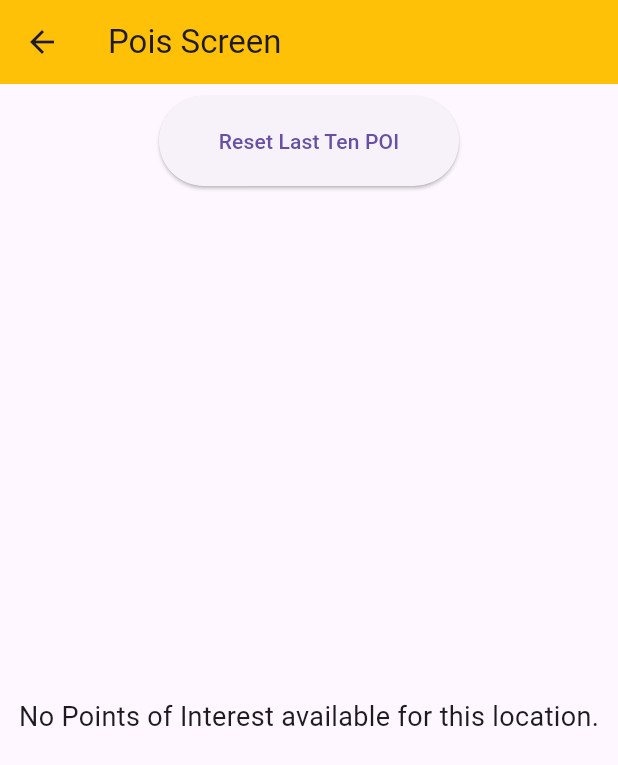
After one commit to PedroAlmeida88/TouristGuideAppFlutter, a Flutter app: the screen it shows after launch, after a tap on "LastTenPOIScreen", on a phone screen of 412 x 824 dp. The commit adds this screen. Shown: the top 765 px of the screen. Run offline on Flutter 3.47's test engine with Material 3 defaults, Android fonts, the phone set to English and light mode, and no system bars; our stand-ins replace cloud_firestore, firebase_core, flutter_map, latlong2, location, shared_preferences; accounts and stored records are empty.

Commit message:
Shared Preferences feito

```diff
--- a/lib/data/MyCategory.dart
+++ b/lib/data/MyCategory.dart
@@ -4,4 +4,15 @@ class MyCategory {
   final String icon;
 
   MyCategory(this.name, this.description, this.icon);
+
+  MyCategory.fromJson (Map<String, dynamic> json) :
+      name = json['name'],
+      description = json['description'],
+      icon = json['icon'];
+
+  static Map<String, dynamic> toJson (MyCategory category) => {
+      'name' : category.name,
+      'description' : category.description,
+      'icon' : category.icon,
+  };
 }
--- a/lib/data/PointOfInterest.dart
+++ b/lib/data/PointOfInterest.dart
@@ -7,6 +7,7 @@ class PointOfInterest {
   final double latitude;
   final double longitude;
   final MyCategory category;
+  bool? isLiked;
 
   PointOfInterest(
     this.name,
@@ -15,5 +16,25 @@ class PointOfInterest {
     this.latitude,
     this.longitude,
     this.category,
+    this.isLiked,
   );
+
+  PointOfInterest.fromJson(Map<String, dynamic> json) :
+      name = json['name'],
+      description = json['description'],
+      photoUrl = json['photoUrl'],
+      latitude = json['latitude'],
+      longitude = json['longitude'],
+      category = MyCategory.fromJson(json['category']),
+      isLiked = json['isLiked'];
+
+  static Map<String, dynamic> toJson (PointOfInterest poi) => {
+      'name' : poi.name,
+      'description' : poi.description,
+      'photoUrl' : poi.photoUrl,
+      'latitude' : poi.latitude,
+      'longitude' : poi.longitude,
+      'category' : MyCategory.toJson(poi.category),
+      'isLiked' : poi.isLiked
+  };
 }
--- a/lib/main.dart
+++ b/lib/main.dart
@@ -1,6 +1,7 @@
 import 'package:firebase_core/firebase_core.dart';
 import 'package:flutter/material.dart';
 import 'package:tp_flutter/firebase_options.dart';
+import 'package:tp_flutter/utils/shared_preferences.dart';
 import 'my_app.dart';
 
 
@@ -14,6 +15,7 @@ void initFirebase() async {
 void main() {
   // Ensure that Flutter is initialized before Firebase
   WidgetsFlutterBinding.ensureInitialized();
+  sharedPrefs.initSharedPreferences();
   initFirebase();
   runApp(const MyApp());
 }
--- a/lib/my_app.dart
+++ b/lib/my_app.dart
@@ -1,5 +1,6 @@
 import 'package:flutter/material.dart';
 import 'package:tp_flutter/Screens/pois_screen.dart';
+import 'package:tp_flutter/screens/last_ten.dart';
 import 'package:tp_flutter/screens/show_map_screen.dart';
 import 'Screens/home_screen.dart';
 import 'Screens/credits_screen.dart';
@@ -22,6 +23,7 @@ class MyApp extends StatelessWidget {
         LocationsScreen.routeName: (context) => const LocationsScreen(),
         PoisScreen.routeName: (context) => const PoisScreen(),
         ShowMapScreen.routeName: (context) => const ShowMapScreen(),
+        LastTenPoisScreen.routeName: (context) => const LastTenPoisScreen()
       },
     );
   }
--- a/lib/screens/home_screen.dart
+++ b/lib/screens/home_screen.dart
@@ -1,5 +1,6 @@
 import 'package:flutter/material.dart';
 import 'package:tp_flutter/Screens/credits_screen.dart';
+import 'package:tp_flutter/screens/last_ten.dart';
 import 'locations_screen.dart';
 
 class MyHomePage extends StatefulWidget {
@@ -72,6 +73,24 @@ class _MyHomePageState extends State<MyHomePage> {
                     child: const Text('CreditsScreen'),
                   )
               ),
+              Padding(
+                  padding: const EdgeInsets.all(8.0),
+                  child: ElevatedButton(
+                    onPressed: () async {
+                      var obj = await Navigator.pushNamed(
+                          context, LastTenPoisScreen.routeName
+                      );
+                      int i = obj is int ? obj : 0;
+                      setState(() {
+                        _counter = i;
+                      });
+                    },
+                    style: ElevatedButton.styleFrom(
+                      minimumSize: const Size(200, 60),
+                    ),
+                    child: const Text('LastTenPOIScreen'),
+                  )
+              ),
             ],
           ),
         ),
--- /dev/null
+++ b/lib/screens/last_ten.dart
@@ -0,0 +1,154 @@
+import 'package:flutter/material.dart';
+import 'package:tp_flutter/data/PointOfInterest.dart';
+import 'package:tp_flutter/screens/show_map_screen.dart';
+import 'package:tp_flutter/utils/shared_preferences.dart';
+
+class LastTenPoisScreen extends StatefulWidget {
+  const LastTenPoisScreen({super.key});
+
+  static const String routeName = '/LastTenPoisScreen';
+
+  @override
+  State<LastTenPoisScreen> createState() => _LastTenPoisScreenState();
+}
+
+class _LastTenPoisScreenState extends State<LastTenPoisScreen> {
+  bool _isLoading = true;
+  late List<PointOfInterest> _pois = [];
+  bool isLiked = false;
+  bool isDisliked = false;
+  int numLikes = 0;
+  int numDislikes = 0;
+
+  @override
+  void initState() {
+    getPoisFromSharedPrefs();
+    super.initState();
+  }
+
+  void getPoisFromSharedPrefs() async {
+    _pois = await sharedPrefs.getLastTenPois();
+
+    setState(() {
+      _isLoading = false;
+    });
+  }
+
+  @override
+  Widget build(BuildContext context) {
+    return Scaffold(
+      appBar: AppBar(
+        title: const Text('Pois Screen'),
+        backgroundColor: Colors.amber,
+      ),
+      body: Center(
+        child: Column(
+          mainAxisAlignment: MainAxisAlignment.center,
+          children: [
+            Padding(
+                padding: const EdgeInsets.all(8.0),
+                child: ElevatedButton(
+                  onPressed: () async {
+                    setState(() {
+                      sharedPrefs.removeLastTenPoi();
+                      _pois = [];
+                    });
+                  },
+                  style: ElevatedButton.styleFrom(
+                    minimumSize: const Size(200, 60),
+                  ),
+                  child: const Text('Reset Last Ten POI'),
+                )
+            ),
+            _isLoading
+                ? CircularProgressIndicator()
+                : Expanded(
+              child: _pois.isEmpty
+                  ? const Center(
+                child: Text(
+                  'No Points of Interest available for this location.',
+                  style: TextStyle(fontSize: 18.0),
+                ),
+              )
+                  : ListView.separated(
+                itemCount: _pois.length,
+                separatorBuilder: (_, __) => const Divider(thickness: 2.0),
+                itemBuilder: (BuildContext context, int index) => Card(
+                    shape: RoundedRectangleBorder(
+                      borderRadius: BorderRadius.circular(15.0),
+                    ),
+                    child: Column(
+                        children: <Widget>[
+                          ListTile(
+                            leading: Image.network(_pois[index].photoUrl),
+                            title: Text(_pois[index].name),
+                            subtitle: Text('Longitude: ${_pois[index].longitude} Latitude: ${_pois[index].latitude}'),
+                          ),
+                          Row(
+                            mainAxisAlignment: MainAxisAlignment.spaceBetween,
+                            children: [
+                              Row(
+                                children: [
+                                  IconButton(
+                                    icon: Icon(_pois[index].isLiked == true ? Icons.thumb_up_alt : Icons.thumb_up_off_alt, color: Colors.black),
+                                    onPressed: () {
+                                      setState(() {
+                                        if(_pois[index].isLiked == null || _pois[index].isLiked == false) {
+                                          _pois[index].isLiked = true;
+                                          sharedPrefs.setLikeInPoi(_pois[index].name, true);
+                                        } else {
+                                          _pois[index].isLiked = null;
+                                          sharedPrefs.removeLikeInPoi(_pois[index].name);
+                                        }
+                                      });
+                                    },
+                                  ),
+                                  Text(
+                                    '$numLikes',
+                                    style: const TextStyle(fontSize: 18),
+                                  ),
+                                  const SizedBox(width: 8), // Espaçamento entre o primeiro ícone e o texto
+                                  IconButton(
+                                    icon: Icon(_pois[index].isLiked == false ? Icons.thumb_down_alt : Icons.thumb_down_off_alt),
+                                    onPressed: () {
+                                      setState(() {
+                                        if(_pois[index].isLiked == null || _pois[index].isLiked == true) {
+                                          _pois[index].isLiked = false;
+                                          sharedPrefs.setLikeInPoi(_pois[index].name, false);
+                                        } else {
+                                          _pois[index].isLiked = null;
+                                          sharedPrefs.removeLikeInPoi(_pois[index].name);
+                                        }
+                                      });
+                                    },
+                                  ),
+                                  Text(
+                                    '$numDislikes',
+                                    style: const TextStyle(fontSize: 18),
+                                  ),
+                                ],
+                              ),
+                              IconButton(
+                                icon: const Icon(Icons.map),
+                                onPressed: () async {
+                                  await Navigator.pushNamed(
+                                    context,
+                                    ShowMapScreen.routeName,
+                                    arguments: _pois,
+                                  );
+                                },
+                              )
+                            ],
+                          )//Row dos icons
+
+                        ]
+                    )
+                ),
+              ),
+            )
+          ],
+        ),
+      ),
+    );
+  }
+}
--- a/lib/screens/locations_screen.dart
+++ b/lib/screens/locations_screen.dart
@@ -1,7 +1,7 @@
 import 'dart:async';
 
 import 'package:flutter/material.dart';
-import 'package:tp_flutter/Data/MyLocation.dart';
+import 'package:tp_flutter/data/MyLocation.dart';
 import 'package:tp_flutter/Screens/pois_screen.dart';
 import 'package:location/location.dart';
 import 'package:tp_flutter/utils/location/location_utlis.dart';
--- a/lib/screens/pois_screen.dart
+++ b/lib/screens/pois_screen.dart
@@ -1,10 +1,11 @@
 import 'package:flutter/foundation.dart';
 import 'package:flutter/material.dart';
-import 'package:tp_flutter/Data/MyLocation.dart';
-import 'package:tp_flutter/Data/PointOfInterest.dart';
+import 'package:tp_flutter/data/MyLocation.dart';
+import 'package:tp_flutter/data/PointOfInterest.dart';
 import 'package:tp_flutter/data/MyCategory.dart';
 import 'package:tp_flutter/screens/show_map_screen.dart';
 import 'package:cloud_firestore/cloud_firestore.dart';
+import 'package:tp_flutter/utils/shared_preferences.dart';
 
 import '../data/Collections.dart';
 
@@ -73,6 +74,7 @@ class _PoisScreenState extends State<PoisScreen> {
         MyCategory(
           catName,catDesc,catIcon
         ),
+        await sharedPrefs.getLikeInPoi(poiDoc.id)
       ));
     }
     _poisAux = List.from(_pois);
@@ -180,10 +182,16 @@ class _PoisScreenState extends State<PoisScreen> {
                                         Row(
                                           children: [
                                             IconButton(
-                                              icon: Icon(isLiked ? Icons.thumb_up_alt : Icons.thumb_up_off_alt, color: Colors.black),
+                                              icon: Icon(_pois[index].isLiked == true ? Icons.thumb_up_alt : Icons.thumb_up_off_alt, color: Colors.black),
                                               onPressed: () {
                                                 setState(() {
-                                                  isLiked = !isLiked;
+                                                    if(_pois[index].isLiked == null || _pois[index].isLiked == false) {
+                                                        _pois[index].isLiked = true;
+                                                        sharedPrefs.setLikeInPoi(_pois[index].name, true);
+                                                    } else {
+                                                      _pois[index].isLiked = null;
+                                                      sharedPrefs.removeLikeInPoi(_pois[index].name);
+                                                    }
                                                 });
                                               },
                                             ),
@@ -193,10 +201,16 @@ class _PoisScreenState extends State<PoisScreen> {
                                             ),
                                             const SizedBox(width: 8), // Espaçamento entre o primeiro ícone e o texto
                                             IconButton(
-                                              icon: Icon(isDisliked ? Icons.thumb_down_alt : Icons.thumb_down_off_alt),
+                                              icon: Icon(_pois[index].isLiked == false ? Icons.thumb_down_alt : Icons.thumb_down_off_alt),
                                               onPressed: () {
                                                 setState(() {
-                                                  isDisliked = !isDisliked;
+                                                  if(_pois[index].isLiked == null || _pois[index].isLiked == true) {
+                                                    _pois[index].isLiked = false;
+                                                    sharedPrefs.setLikeInPoi(_pois[index].name, false);
+                                                  } else {
+                                                    _pois[index].isLiked = null;
+                                                    sharedPrefs.removeLikeInPoi(_pois[index].name);
+                                                  }
                                                 });
                                               },
                                             ),
@@ -209,6 +223,10 @@ class _PoisScreenState extends State<PoisScreen> {
                                         IconButton(
                                           icon: const Icon(Icons.map),
                                           onPressed: () async {
+                                            setState(() {
+                                              sharedPrefs.setLastTenPois(_pois[index]);
+                                            });
+
                                             await Navigator.pushNamed(
                                                 context,
                                                 ShowMapScreen.routeName,
--- a/lib/screens/show_map_screen.dart
+++ b/lib/screens/show_map_screen.dart
@@ -2,7 +2,7 @@ import 'package:flutter/material.dart';
 import 'package:flutter_map/flutter_map.dart';
 import 'package:latlong2/latlong.dart';
 
-import '../Data/PointOfInterest.dart';
+import '../data/PointOfInterest.dart';
 
 class ShowMapScreen extends StatefulWidget {
   const ShowMapScreen({super.key});
--- a/lib/utils/location/location_utlis.dart
+++ b/lib/utils/location/location_utlis.dart
@@ -2,7 +2,7 @@ import 'dart:async';
 import 'dart:math';
 import 'package:location/location.dart';
 
-import '../../Data/MyLocation.dart';
+import '../../data/MyLocation.dart';
 
 class LocationUtils {
   Location location = Location();
--- /dev/null
+++ b/lib/utils/shared_preferences.dart
@@ -0,0 +1,62 @@
+import 'dart:convert';
+
+import 'package:flutter/cupertino.dart';
+import 'package:shared_preferences/shared_preferences.dart';
+import 'package:tp_flutter/data/PointOfInterest.dart';
+
+class SharedPrefs {
+    static late SharedPreferences _sharedPreferences;
+    static const String _lastTenPoisString = "LastTenPois";
+    late List<String> _lastTenPois = [];
+
+    Future<void> initSharedPreferences() async {
+        _sharedPreferences = await SharedPreferences.getInstance();
+    }
+
+    Future<void> setLikeInPoi (String poiName, bool like) async {
+        _sharedPreferences.setBool(poiName, like);
+    }
+
+    Future<bool?> getLikeInPoi (String poiName) async {
+        bool? isLiked = _sharedPreferences.getBool(poiName);
+        return isLiked;
+    }
+
+    Future<void> removeLikeInPoi (String poiName) async {
+        _sharedPreferences.remove(poiName);
+    }
+
+    Future<void> setLastTenPois (PointOfInterest pointOfInterest) async {
+        _lastTenPois = _sharedPreferences.getStringList(_lastTenPoisString) ?? [];
+        if(_lastTenPois.length > 10){
+            _lastTenPois.remove(_lastTenPois.first);
+        }
+
+        String poi = jsonEncode(PointOfInterest.toJson(pointOfInterest));
+        if(_lastTenPois.contains(poi)) {
+          _lastTenPois.remove(poi);
+        }
+        _lastTenPois.add(poi);
+
+        _sharedPreferences.setStringList(_lastTenPoisString, _lastTenPois);
+    }
+
+    Future<List<PointOfInterest>> getLastTenPois () async {
+        _lastTenPois = _sharedPreferences.getStringList(_lastTenPoisString) ?? [];
+        List<PointOfInterest> pointsOfInterest = [];
+
+        for(String poi in _lastTenPois) {
+            PointOfInterest pointOfInterest = PointOfInterest.fromJson(jsonDecode(poi));
+            pointsOfInterest.add(pointOfInterest);
+        }
+
+        return pointsOfInterest;
+    }
+
+    Future<void> removeLastTenPoi () async {
+        _lastTenPois = [];
+        _sharedPreferences.remove(_lastTenPoisString);
+    }
+}
+
+final sharedPrefs = SharedPrefs();
```
